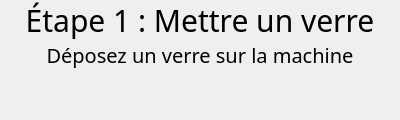
Above: RaspberryPi/GUI/cocktailStep.ui from Nico-GYW/cocktail_machine before the change. Below: the same form after it.
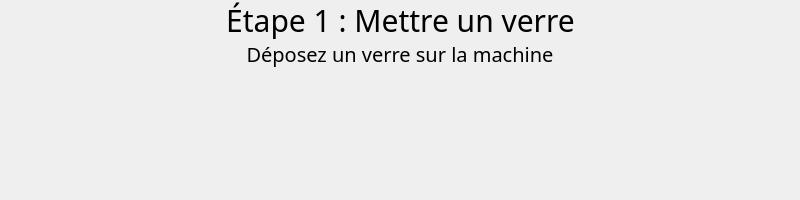
That is the form after the change.

The edit to the form file:
```diff
--- a/RaspberryPi/GUI/cocktailStep.ui
+++ b/RaspberryPi/GUI/cocktailStep.ui
@@ -6,8 +6,8 @@
    <rect>
     <x>0</x>
     <y>0</y>
-    <width>400</width>
-    <height>120</height>
+    <width>800</width>
+    <height>200</height>
    </rect>
   </property>
   <property name="sizePolicy">
@@ -18,23 +18,23 @@
   </property>
   <property name="minimumSize">
    <size>
-    <width>400</width>
-    <height>120</height>
+    <width>800</width>
+    <height>200</height>
    </size>
   </property>
   <property name="maximumSize">
    <size>
-    <width>400</width>
-    <height>120</height>
+    <width>800</width>
+    <height>200</height>
    </size>
   </property>
   <widget class="QLabel" name="subtitle">
    <property name="geometry">
     <rect>
-     <x>0</x>
+     <x>200</x>
      <y>40</y>
      <width>400</width>
-     <height>30</height>
+     <height>100</height>
     </rect>
    </property>
    <property name="font">
@@ -51,7 +51,10 @@
     <string>Déposez un verre sur la machine</string>
    </property>
    <property name="alignment">
-    <set>Qt::AlignCenter</set>
+    <set>Qt::AlignHCenter|Qt::AlignTop</set>
+   </property>
+   <property name="wordWrap">
+    <bool>true</bool>
    </property>
   </widget>
   <widget class="QLabel" name="stepTitle">
@@ -59,7 +62,7 @@
     <rect>
      <x>0</x>
      <y>0</y>
-     <width>400</width>
+     <width>801</width>
      <height>40</height>
     </rect>
    </property>
```
